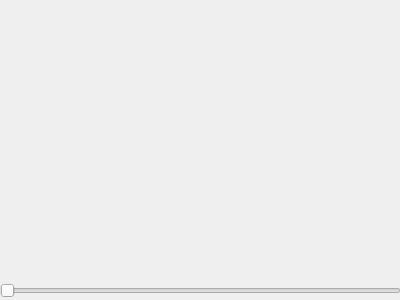
Before: the Qt Designer form view/heatview.ui in SobolevSpace/HeatSim, drawn with Qt 5.
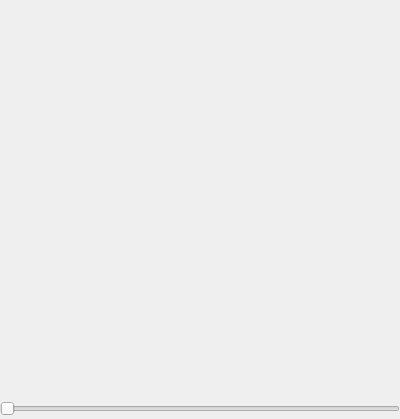
After: the same form once the commit is applied.

```diff
--- a/view/heatview.ui
+++ b/view/heatview.ui
@@ -7,7 +7,7 @@
     <x>0</x>
     <y>0</y>
     <width>400</width>
-    <height>300</height>
+    <height>419</height>
    </rect>
   </property>
   <property name="windowTitle">
@@ -17,9 +17,9 @@
    <property name="geometry">
     <rect>
      <x>0</x>
-     <y>280</y>
-     <width>401</width>
-     <height>22</height>
+     <y>400</y>
+     <width>400</width>
+     <height>17</height>
     </rect>
    </property>
    <property name="maximum">
```
